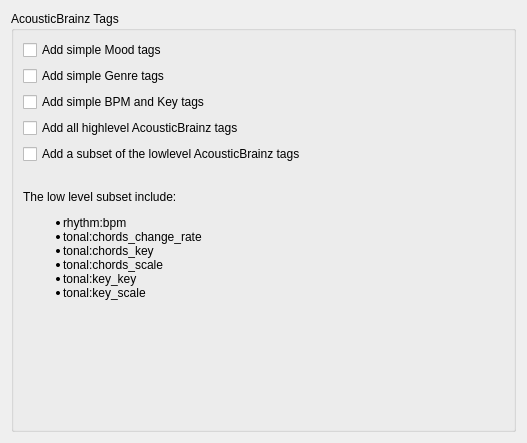
Above: plugins/acousticbrainz/ui_options_acousticbrainz_tags.ui from metabrainz/picard-plugins before the change. Below: the same form after it.
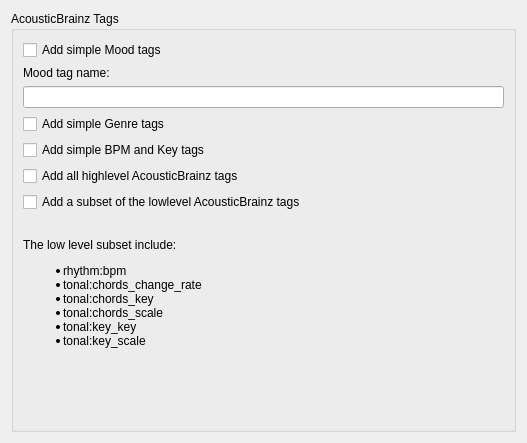
That is the form after the change.

Commit message: Update AcousticBrainz Tags with configurable tag names. Fix author names to point to email.

Diff of the .ui file:
```diff
--- a/plugins/acousticbrainz/ui_options_acousticbrainz_tags.ui
+++ b/plugins/acousticbrainz/ui_options_acousticbrainz_tags.ui
@@ -30,6 +30,16 @@
         </property>
        </widget>
       </item>
+      <item>
+       <widget class="QLabel" name="simplemood_tagname_label">
+        <property name="text">
+         <string>Mood tag name:</string>
+        </property>
+       </widget>
+      </item>
+      <item>
+       <widget class="QLineEdit" name="simplemood_tagname"/>
+      </item>
       <item>
        <widget class="QCheckBox" name="add_simplegenre">
         <property name="text">
```
Left out of the diff: 10 changed lines with no effect on the pictures. The commit also changes 2 other files.
